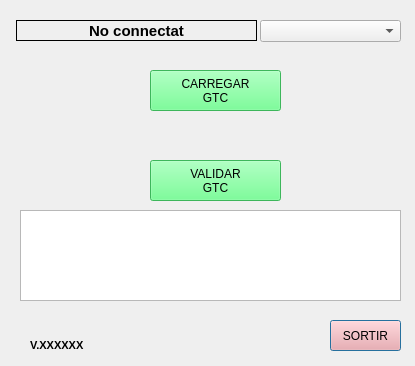
Qt form ActualitzaGTC_dialog_base.ui (TecnocampusCCU/ActualitzaGTC) before a commit.
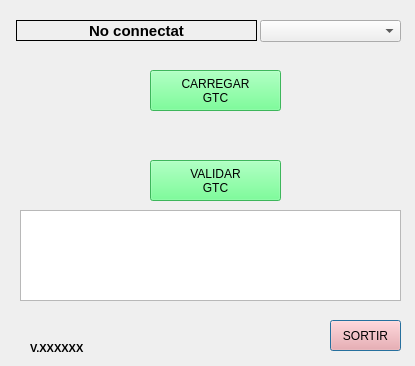
The same form after that commit.

The edit to the form file:
```diff
--- a/ActualitzaGTC_dialog_base.ui
+++ b/ActualitzaGTC_dialog_base.ui
@@ -40,8 +40,8 @@
     <rect>
      <x>30</x>
      <y>340</y>
-     <width>61</width>
-     <height>10</height>
+     <width>101</width>
+     <height>16</height>
     </rect>
    </property>
    <property name="font">
```
